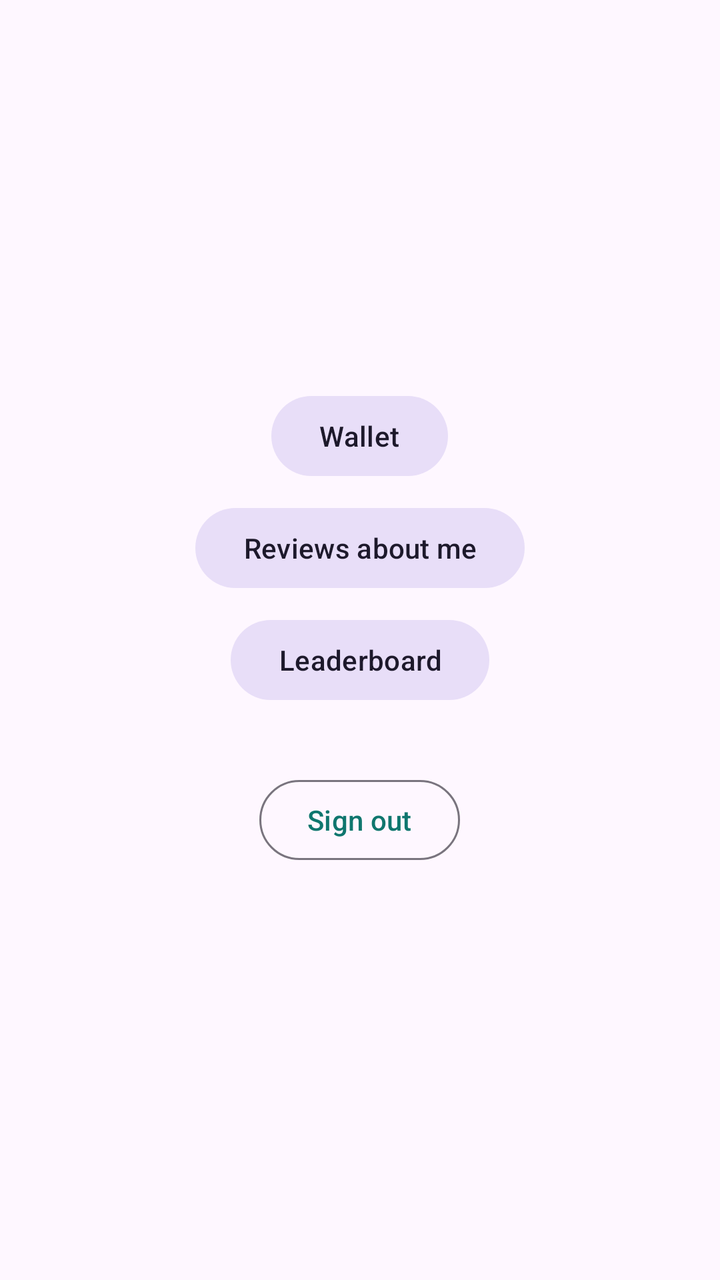
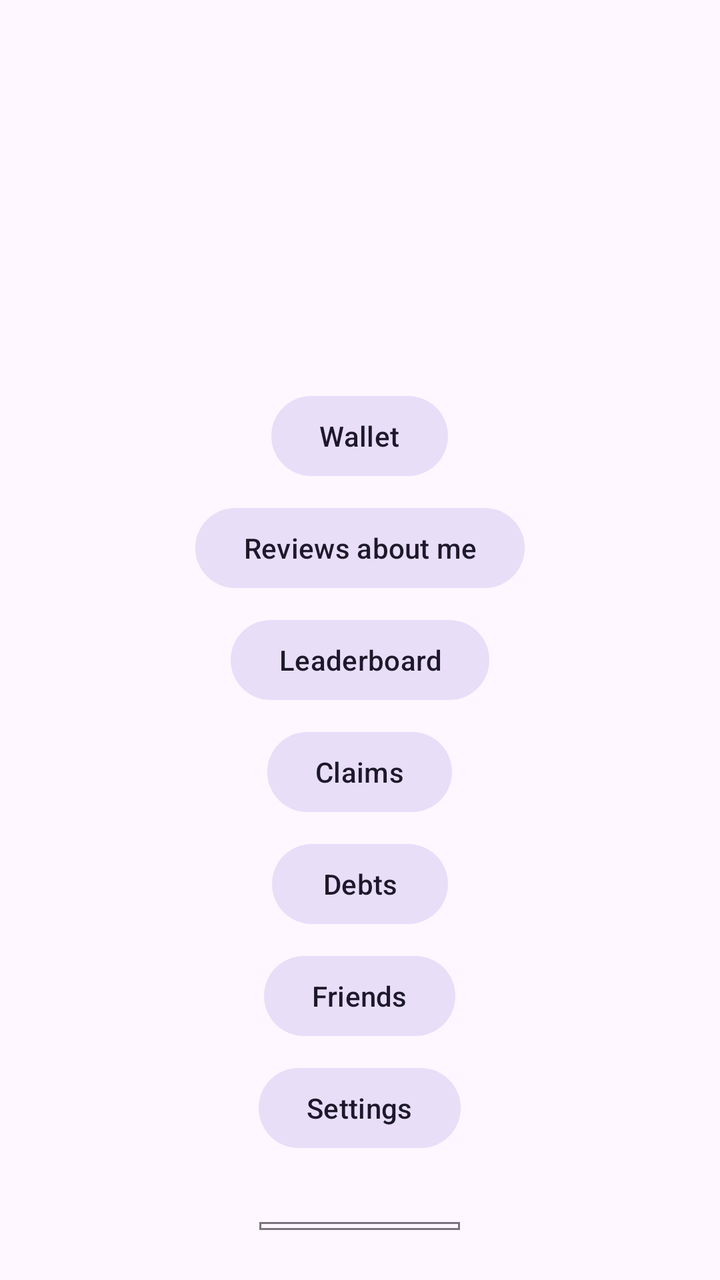

Before-and-after screenshots of an Android layout around one commit, followed by the original layout XML and the change that was made.
<!-- AndroidManifest.xml: application theme Theme.RentNear -->
<!-- res/layout/fragment_profile.xml -->
<?xml version="1.0" encoding="utf-8"?>
<LinearLayout xmlns:android="http://schemas.android.com/apk/res/android"
    android:layout_width="match_parent"
    android:layout_height="match_parent"
    android:gravity="center_horizontal"
    android:orientation="vertical"
    android:padding="24dp">

    <TextView
        android:id="@+id/tvName"
        android:layout_width="wrap_content"
        android:layout_height="wrap_content"
        android:layout_marginTop="48dp"
        android:textAppearance="@style/TextAppearance.Material3.HeadlineMedium" />

    <TextView
        android:id="@+id/tvEmail"
        android:layout_width="wrap_content"
        android:layout_height="wrap_content"
        android:layout_marginTop="4dp" />

    <TextView
        android:id="@+id/tvStats"
        android:layout_width="wrap_content"
        android:layout_height="wrap_content"
        android:layout_marginTop="16dp"
        android:textAppearance="@style/TextAppearance.Material3.BodyLarge" />

    <TextView
        android:id="@+id/tvBadge"
        android:layout_width="wrap_content"
        android:layout_height="wrap_content"
        android:layout_marginTop="4dp"
        android:text="@string/profile_trusted"
        android:textColor="#0F766E"
        android:textStyle="bold"
        android:visibility="gone" />

    <com.google.android.material.button.MaterialButton
        android:id="@+id/btnWallet"
        style="@style/Widget.Material3.Button.TonalButton"
        android:layout_width="wrap_content"
        android:layout_height="wrap_content"
        android:layout_marginTop="24dp"
        android:text="@string/open_wallet" />

    <com.google.android.material.button.MaterialButton
        android:id="@+id/btnMyReviews"
        style="@style/Widget.Material3.Button.TonalButton"
        android:layout_width="wrap_content"
        android:layout_height="wrap_content"
        android:layout_marginTop="8dp"
        android:text="@string/my_reviews" />

    <com.google.android.material.button.MaterialButton
        android:id="@+id/btnLeaderboard"
        style="@style/Widget.Material3.Button.TonalButton"
        android:layout_width="wrap_content"
        android:layout_height="wrap_content"
        android:layout_marginTop="8dp"
        android:text="@string/open_leaderboard" />

    <com.google.android.material.button.MaterialButton
        android:id="@+id/btnSignOut"
        style="@style/Widget.Material3.Button.OutlinedButton"
        android:layout_width="wrap_content"
        android:layout_height="wrap_content"
        android:layout_marginTop="32dp"
        android:text="@string/sign_out" />
</LinearLayout>
<!-- resources referenced by this layout -->
<resources>
  <string name="my_reviews">Reviews about me</string>
  <string name="open_leaderboard">Leaderboard</string>
  <string name="open_wallet">Wallet</string>
  <string name="profile_trusted">Trusted account</string>
  <string name="sign_out">Sign out</string>
  <style name="Theme.RentNear" parent="Theme.Material3.DayNight.NoActionBar">
          <item name="colorPrimary">#0F766E</item>
          <item name="colorOnPrimary">#FFFFFF</item>
          <item name="colorSecondary">#F59E0B</item>
      </style>
</resources>

<!-- the commit's change to res/layout/fragment_profile.xml (unified diff, before → after) -->
@@ -61,6 +61,66 @@
         android:text="@string/open_leaderboard" />
 
     <com.google.android.material.button.MaterialButton
+        android:id="@+id/btnClaims"
+        style="@style/Widget.Material3.Button.TonalButton"
+        android:layout_width="wrap_content"
+        android:layout_height="wrap_content"
+        android:layout_marginTop="8dp"
+        android:text="@string/open_claims" />
+
+    <com.google.android.material.button.MaterialButton
+        android:id="@+id/btnDebts"
+        style="@style/Widget.Material3.Button.TonalButton"
+        android:layout_width="wrap_content"
+        android:layout_height="wrap_content"
+        android:layout_marginTop="8dp"
+        android:text="@string/open_debts" />
+
+    <TextView
+        android:id="@+id/tvFrozen"
+        android:layout_width="match_parent"
+        android:layout_height="wrap_content"
+        android:layout_marginTop="16dp"
+        android:background="#1AB3261E"
+        android:padding="12dp"
+        android:text="@string/frozen_notice"
+        android:visibility="gone" />
+
+    <TextView
+        android:id="@+id/tvWarning"
+        android:layout_width="match_parent"
+        android:layout_height="wrap_content"
+        android:layout_marginTop="16dp"
+        android:background="#1AB26A00"
+        android:padding="12dp"
+        android:visibility="gone" />
+
+    <com.google.android.material.button.MaterialButton
+        android:id="@+id/btnTrusted"
+        style="@style/Widget.Material3.Button.OutlinedButton"
+        android:layout_width="wrap_content"
+        android:layout_height="wrap_content"
+        android:layout_marginTop="8dp"
+        android:text="@string/request_trusted"
+        android:visibility="gone" />
+
+    <com.google.android.material.button.MaterialButton
+        android:id="@+id/btnFriends"
+        style="@style/Widget.Material3.Button.TonalButton"
+        android:layout_width="wrap_content"
+        android:layout_height="wrap_content"
+        android:layout_marginTop="8dp"
+        android:text="@string/open_friends" />
+
+    <com.google.android.material.button.MaterialButton
+        android:id="@+id/btnSettings"
+        style="@style/Widget.Material3.Button.TonalButton"
+        android:layout_width="wrap_content"
+        android:layout_height="wrap_content"
+        android:layout_marginTop="8dp"
+        android:text="@string/open_settings" />
+
+    <com.google.android.material.button.MaterialButton
         android:id="@+id/btnSignOut"
         style="@style/Widget.Material3.Button.OutlinedButton"
         android:layout_width="wrap_content"
<!-- resource entries referenced after the edit -->
@@ -1,9 +1,15 @@
 <!-- resources referenced by this layout -->
 <resources>
+  <string name="frozen_notice">Your account is frozen because of an unpaid debt. You cannot list or rent items until you pay it.</string>
   <string name="my_reviews">Reviews about me</string>
+  <string name="open_claims">Claims</string>
+  <string name="open_debts">Debts</string>
+  <string name="open_friends">Friends</string>
   <string name="open_leaderboard">Leaderboard</string>
+  <string name="open_settings">Settings</string>
   <string name="open_wallet">Wallet</string>
   <string name="profile_trusted">Trusted account</string>
+  <string name="request_trusted">Request Trusted badge</string>
   <string name="sign_out">Sign out</string>
   <style name="Theme.RentNear" parent="Theme.Material3.DayNight.NoActionBar">
           <item name="colorPrimary">#0F766E</item>
